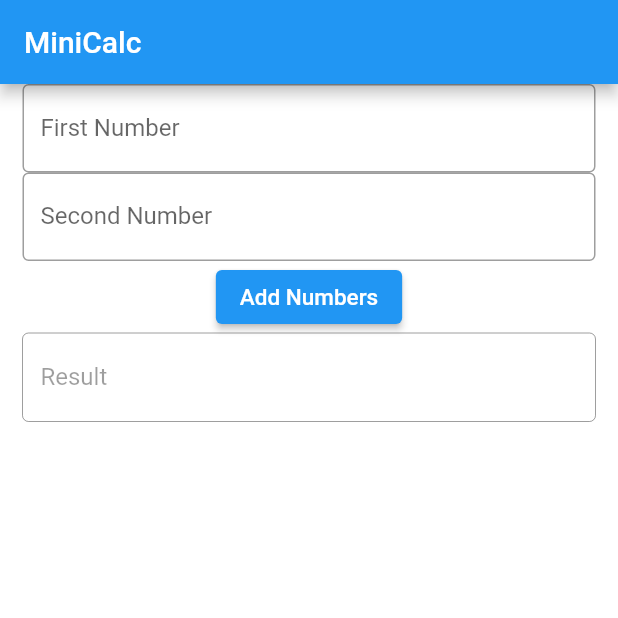
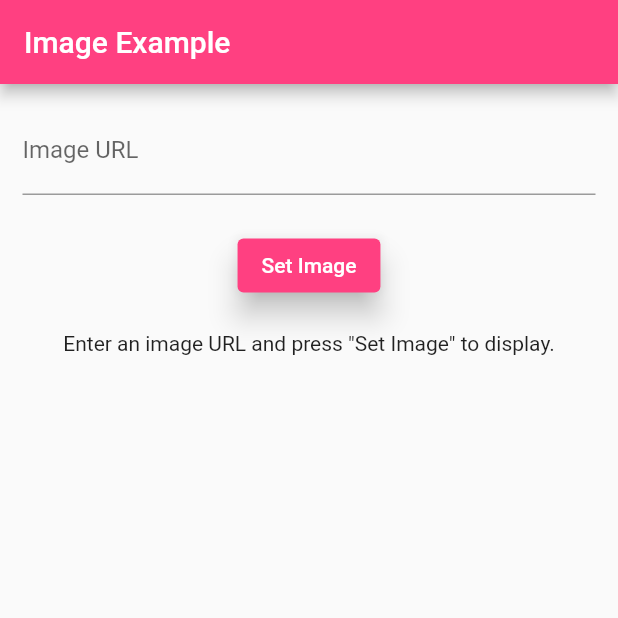
Before and after one commit to isujitkr/flutter-practical, a Flutter app: the screen it shows after launch, on a phone screen of 412 x 824 dp, the top half of it. Run offline on Flutter 3.47's test engine with Material 2 defaults, Android fonts, the light colour scheme and no system bars.

Commit message:
my commmit

```diff
--- a/lib/main.dart
+++ b/lib/main.dart
@@ -1,8 +1,8 @@
 import 'package:flutter/material.dart';
 //import 'myfiles/login.dart';
 //import 'myfiles/addImage.dart';
-import 'myfiles/calc.dart';
-
+// import 'myfiles/calc.dart';
+import 'myfiles/imageUrl.dart';
 void main() {
-  runApp( MyApp());
+  runApp( const MyApp());
 }
--- a/lib/myfiles/imageUrl.dart
+++ b/lib/myfiles/imageUrl.dart
@@ -0,0 +1,72 @@
+import 'package:flutter/material.dart';
+
+class MyApp extends StatelessWidget {
+  const MyApp({Key? key}) : super(key: key);
+
+  @override
+  Widget build(BuildContext context) {
+    return const MaterialApp(
+      home: Home(),
+    );
+  }
+}
+
+class Home extends StatefulWidget {
+  const Home({Key? key}) : super(key: key);
+
+  @override
+  _HomeState createState() => _HomeState();
+}
+
+class _HomeState extends State<Home> {
+  final titleController = TextEditingController();
+  String imgUrl = "";
+
+  void _setImage() {
+    setState(() {
+      imgUrl = titleController.text;
+    });
+  }
+
+  @override
+  Widget build(BuildContext context) {
+    return Scaffold(
+      appBar: AppBar(
+        title: const Text("Image Example"),
+        backgroundColor: Colors.pinkAccent,
+      ),
+      body: Column(
+        children: [
+          Padding(
+            padding: const EdgeInsets.all(15),
+            child: TextField(
+              decoration: const InputDecoration(labelText: 'Image URL'),
+              controller: titleController,
+            ),
+          ),
+          const SizedBox(
+            height: 8,
+          ),
+          ElevatedButton(
+            onPressed: _setImage,
+            style: ButtonStyle(
+              elevation: MaterialStateProperty.all(8),
+              backgroundColor: MaterialStateProperty.all(Colors.pinkAccent),
+            ),
+            child: const Text('Set Image'),
+          ),
+          const SizedBox(
+            height: 20,
+          ),
+          imgUrl.isNotEmpty
+              ? Image.network(
+            imgUrl,
+            height: 200,
+            width: 200,
+          )
+              : const Text('Enter an image URL and press "Set Image" to display.'),
+        ],
+      ),
+    );
+  }
+}
```
